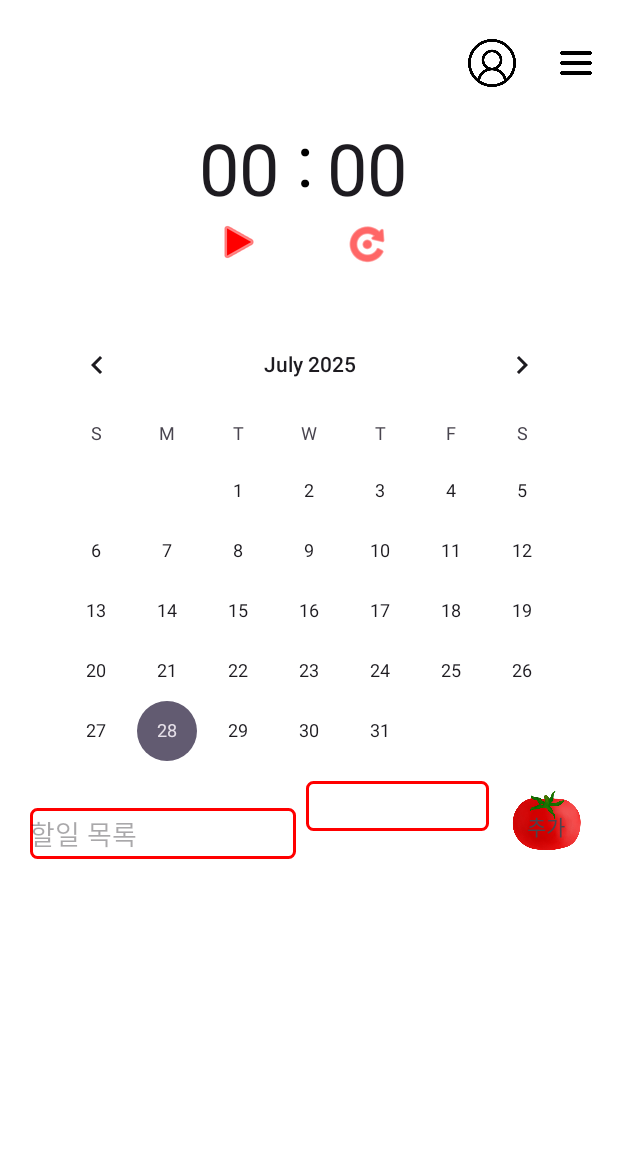
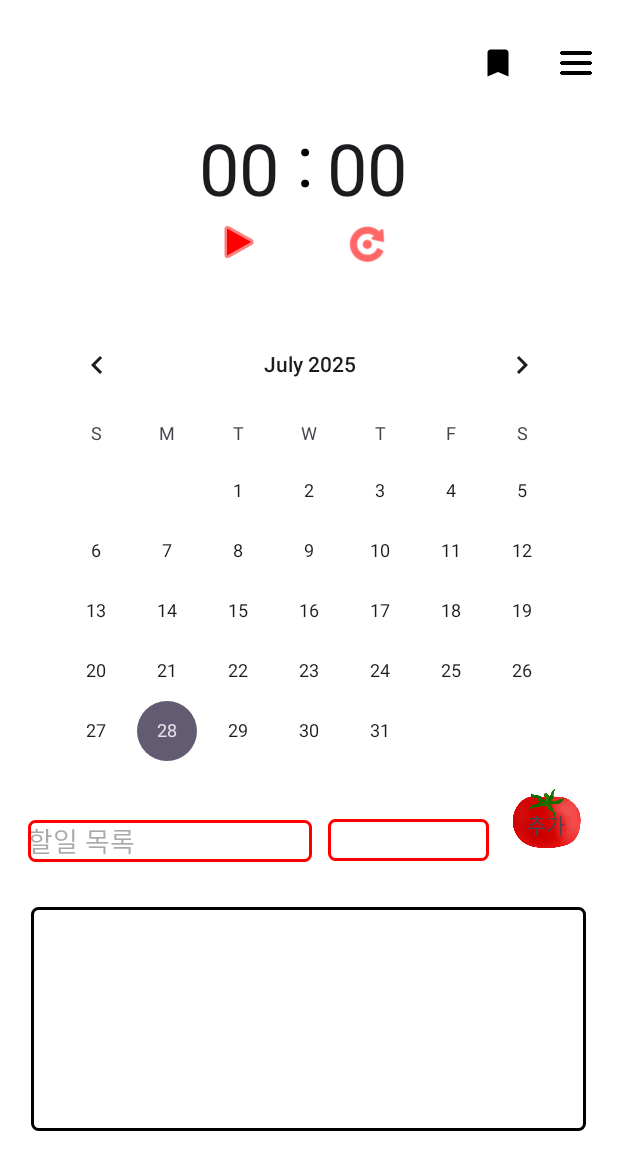
Before and after one commit to stonehenjii/GURU2_3, an Android app: the screen it shows after launch (MainActivity), on a phone screen of 412 x 824 dp. Shown: the top 1170 px of the screen. Run offline under Robolectric (Android 15) with nearby library versions, the phone set to English and light mode, and no system bars.

```diff
--- a/app/src/main/java/com/example/guru2_3/MainActivity.kt
+++ b/app/src/main/java/com/example/guru2_3/MainActivity.kt
@@ -150,6 +150,8 @@ class MainActivity : AppCompatActivity() {
         when (item.itemId) {
             R.id.profile -> {
                 // 사용자 설정 눌렀을 때 동작
+                val intent = Intent(this, TagActivity::class.java)
+                startActivity(intent)
                 return true
             }
             R.id.timerSetting -> {
--- /dev/null
+++ b/app/src/main/res/drawable/baseline_bookmark_24.xml
@@ -0,0 +1,5 @@
+<vector xmlns:android="http://schemas.android.com/apk/res/android" android:height="24dp" android:tint="#000000" android:viewportHeight="24" android:viewportWidth="24" android:width="24dp">
+
+    <path android:fillColor="@android:color/white" android:pathData="M17,3H7c-1.1,0 -1.99,0.9 -1.99,2L5,21l7,-3 7,3V5c0,-1.1 -0.9,-2 -2,-2z"/>
+
+</vector>
--- /dev/null
+++ b/app/src/main/res/drawable/recycle_background_color.xml
@@ -0,0 +1,14 @@
+<?xml version="1.0" encoding="utf-8"?>
+<shape xmlns:android="http://schemas.android.com/apk/res/android"
+    android:shape="rectangle">
+
+    <!-- 배경색 투명 -->
+    <solid android:color="@android:color/transparent" />
+
+    <!-- 테두리만 강조 (예: 빨간 테두리) -->
+    <stroke
+        android:width="2dp"
+        android:color="@color/black" />
+
+    <corners android:radius="4dp" />
+</shape>
--- a/app/src/main/res/layout/activity_test.xml
+++ b/app/src/main/res/layout/activity_test.xml
@@ -129,9 +129,10 @@
 
     <EditText
         android:id="@+id/todoListEdt"
-        android:layout_width="177dp"
-        android:layout_height="34dp"
+        android:layout_width="189dp"
+        android:layout_height="28dp"
         android:layout_marginStart="5dp"
+        android:layout_marginTop="4dp"
         android:layout_marginEnd="21dp"
         android:background="@drawable/spinner_background"
         android:ems="10"
@@ -139,20 +140,20 @@
         android:inputType="text"
         app:layout_constraintBottom_toTopOf="@+id/recyclerView"
         app:layout_constraintEnd_toStartOf="@+id/listBtn"
-        app:layout_constraintHorizontal_bias="0.11"
+        app:layout_constraintHorizontal_bias="0.111"
         app:layout_constraintStart_toStartOf="parent"
         app:layout_constraintTop_toBottomOf="@+id/calendarView2"
         app:layout_constraintVertical_bias="0.0" />
 
     <androidx.recyclerview.widget.RecyclerView
         android:id="@+id/recyclerView"
-        android:layout_width="344dp"
-        android:layout_height="147dp"
-        android:layout_marginTop="11dp"
+        android:layout_width="370dp"
+        android:layout_height="149dp"
         android:layout_marginBottom="40dp"
+        android:background="@drawable/recycle_background_color"
         app:layout_constraintBottom_toBottomOf="parent"
         app:layout_constraintEnd_toEndOf="parent"
-        app:layout_constraintHorizontal_bias="0.492"
+        app:layout_constraintHorizontal_bias="0.487"
         app:layout_constraintStart_toStartOf="parent"
         app:layout_constraintTop_toBottomOf="@+id/todoListEdt" />
 
@@ -169,7 +170,7 @@
         app:layout_constraintBottom_toTopOf="@+id/recyclerView"
         app:layout_constraintEnd_toEndOf="parent"
         app:layout_constraintTop_toBottomOf="@+id/calendarView2"
-        app:layout_constraintVertical_bias="0.342"
+        app:layout_constraintVertical_bias="0.195"
         app:srcCompat="@drawable/maintomato" />
 
     <TextView
@@ -184,17 +185,17 @@
 
     <Spinner
         android:id="@+id/spinner2"
-        android:layout_width="122dp"
-        android:layout_height="33dp"
+        android:layout_width="107dp"
+        android:layout_height="28dp"
         android:layout_marginStart="1dp"
-        android:layout_marginTop="8dp"
+        android:layout_marginTop="5dp"
         android:background="@drawable/spinner_background"
         app:layout_constraintBottom_toTopOf="@+id/recyclerView"
         app:layout_constraintEnd_toStartOf="@+id/listBtn"
-        app:layout_constraintHorizontal_bias="0.352"
+        app:layout_constraintHorizontal_bias="0.476"
         app:layout_constraintStart_toEndOf="@+id/todoListEdt"
         app:layout_constraintTop_toBottomOf="@+id/calendarView2"
-        app:layout_constraintVertical_bias="0.0" />
+        app:layout_constraintVertical_bias="0.476" />
 
 
 </androidx.constraintlayout.widget.ConstraintLayout>
--- a/app/src/main/res/menu/main_top.xml
+++ b/app/src/main/res/menu/main_top.xml
@@ -5,7 +5,7 @@
     <item
         android:id="@+id/profile"
         android:title="사용자 설정"
-        android:icon="@drawable/profileicon"
+        android:icon="@drawable/baseline_bookmark_24"
         app:showAsAction="always" />
 
     <item
```
